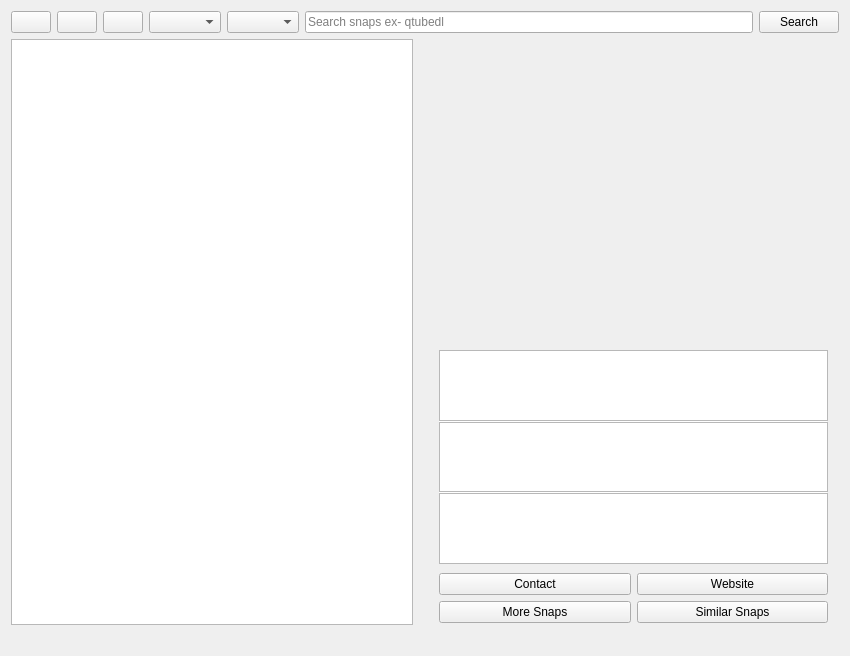
Qt form src/mainwindow.ui (keshavbhatt/qsnapstore) before a commit.
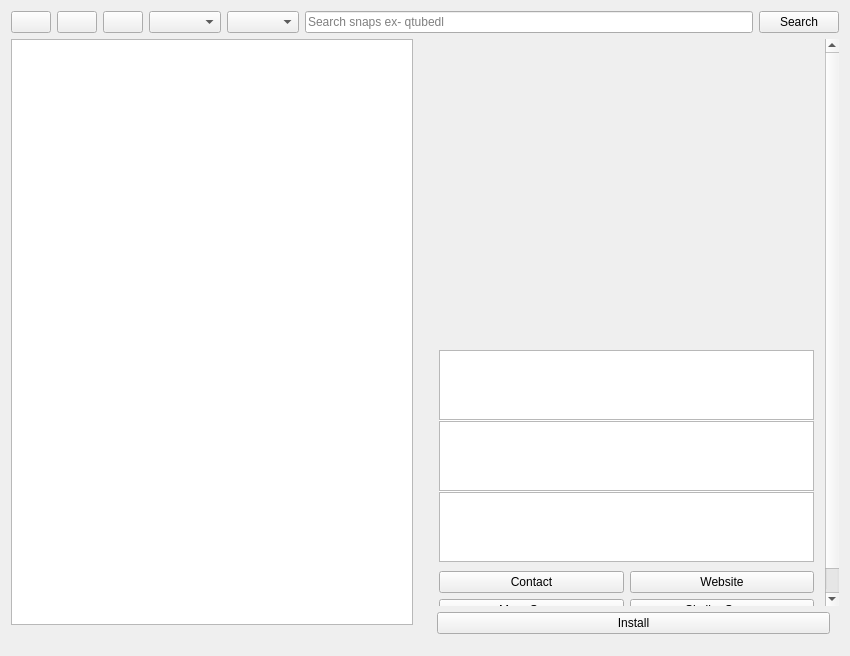
The same form after that commit. Icons and pictures are not drawn. Custom widgets are drawn as their Qt base class.

Commit message: Added Install button, Moved screenshot viewer to seperate class, other optmizations.

```diff
--- a/src/mainwindow.ui
+++ b/src/mainwindow.ui
@@ -154,7 +154,7 @@
             <property name="geometry">
              <rect>
               <x>0</x>
-              <y>-12</y>
+              <y>0</y>
               <width>453</width>
               <height>601</height>
              </rect>
@@ -469,6 +469,27 @@
            </widget>
           </widget>
          </item>
+         <item>
+          <layout class="QHBoxLayout" name="horizontalLayout_5">
+           <property name="leftMargin">
+            <number>9</number>
+           </property>
+           <property name="rightMargin">
+            <number>9</number>
+           </property>
+           <item>
+            <widget class="QPushButton" name="appInstallBtn">
+             <property name="text">
+              <string>Install</string>
+             </property>
+             <property name="icon">
+              <iconset resource="icons.qrc">
+               <normaloff>:/icons/mail-line.png</normaloff>:/icons/mail-line.png</iconset>
+             </property>
+            </widget>
+           </item>
+          </layout>
+         </item>
         </layout>
        </widget>
       </item>
```
The commit also changes 3 other files.
